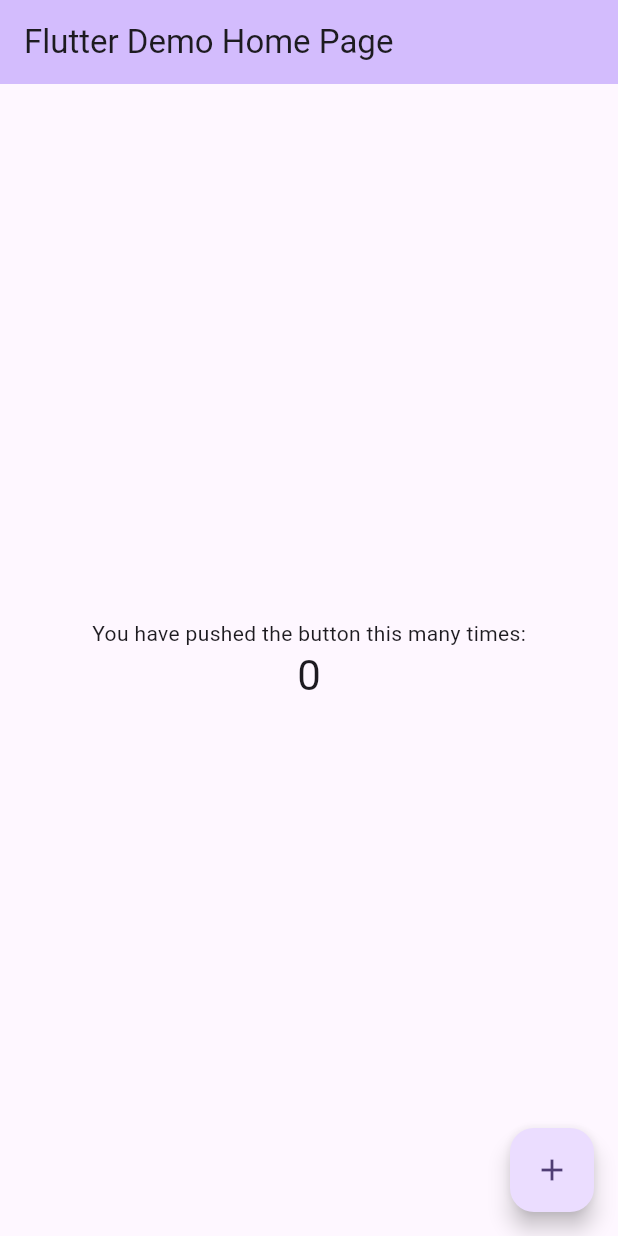
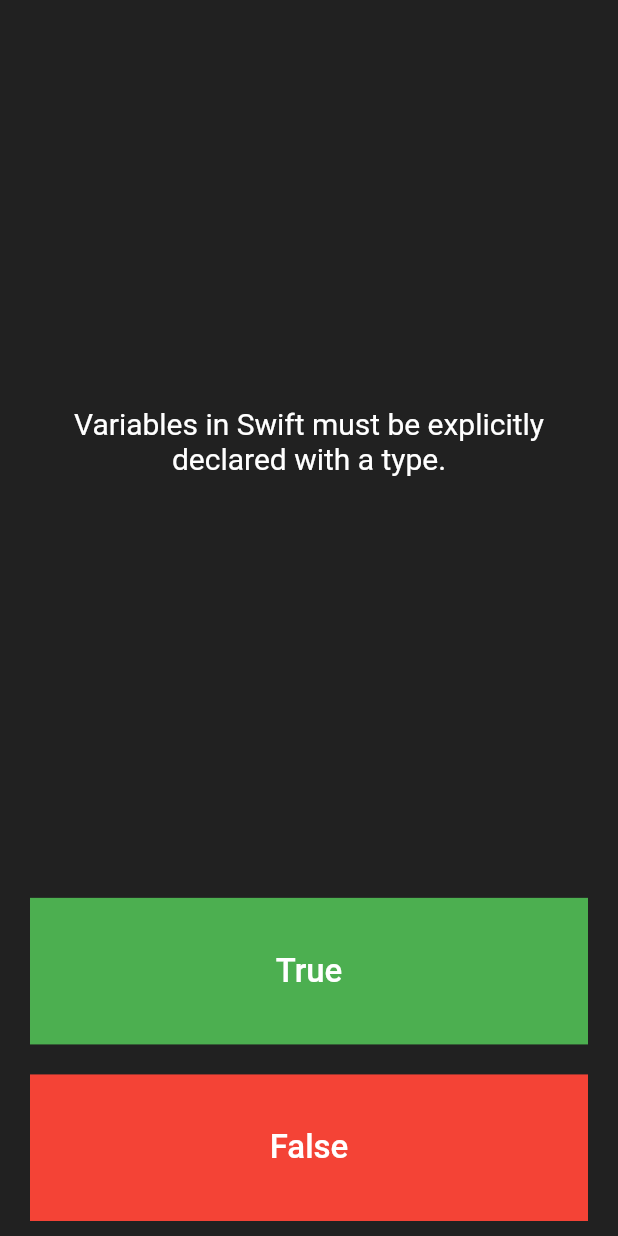
Before and after one commit to Mohan1479/true_false_iq_flutter, a Flutter app: the screen it shows after launch, on a phone screen of 412 x 824 dp. Run offline on Flutter 3.47's test engine with Material 2 defaults, Android fonts, the phone set to English and light mode, and no system bars; our stand-ins replace rflutter_alert.

Commit message:
Phase 1
Added Quizz_Brain as a manager.
Question Model.
Making question bank private to manager.
Added rflutter_alert dependency

```diff
--- /dev/null
+++ b/lib/Question.dart
@@ -0,0 +1,6 @@
+class Question {
+  String questionText;
+  bool answer;
+
+  Question(this.questionText, this.answer);
+}
--- /dev/null
+++ b/lib/Quizz_Brain.dart
@@ -0,0 +1,47 @@
+import 'Question.dart';
+
+class Quizz_Brain {
+  int _questionNumber = 0;
+  final List<Question> _questionBank = [
+    Question(
+        'Variables in Swift must be explicitly declared with a type.', true),
+    Question('Swift is a statically-typed programming language.', true),
+    Question('Swift supports multiple inheritance.', false),
+    Question('Swift is an open-source programming language.', true),
+    Question(
+        'Optionals in Swift allow variables to hold either a value or nil.',
+        true),
+    Question('Swift uses automatic reference counting (ARC) to manage memory.',
+        true),
+    Question('Swift supports operator overloading.', true),
+    Question(
+        'Swift uses semicolons at the end of each line, similar to languages like C or Java.',
+        false),
+    Question('Swift\'s switch statement supports pattern matching.', true),
+    Question(
+        'Swift provides built-in support for functional programming concepts like map, filter, and reduce.',
+        true)
+  ];
+
+  void nextQuestion() {
+    if (_questionNumber < _questionBank.length - 1) {
+      _questionNumber++;
+    }
+  }
+
+  String getQuestionText() {
+    return _questionBank[_questionNumber].questionText;
+  }
+
+  bool getQuestionAnswer() {
+    return _questionBank[_questionNumber].answer;
+  }
+
+  bool isFinished() {
+    return (_questionNumber < _questionBank.length - 1) ? false : true;
+  }
+
+  void resetQuestionBank() {
+    _questionNumber = 0;
+  }
+}
--- a/lib/main.dart
+++ b/lib/main.dart
@@ -1,125 +1,127 @@
 import 'package:flutter/material.dart';
+import 'Quizz_Brain.dart';
+import 'package:rflutter_alert/rflutter_alert.dart';
+
+Quizz_Brain quizz_brain = Quizz_Brain();
 
 void main() {
   runApp(const MyApp());
 }
 
 class MyApp extends StatelessWidget {
-  const MyApp({super.key});
+  const MyApp({Key? key}) : super(key: key);
 
-  // This widget is the root of your application.
   @override
   Widget build(BuildContext context) {
     return MaterialApp(
-      title: 'Flutter Demo',
-      theme: ThemeData(
-        // This is the theme of your application.
-        //
-        // TRY THIS: Try running your application with "flutter run". You'll see
-        // the application has a blue toolbar. Then, without quitting the app,
-        // try changing the seedColor in the colorScheme below to Colors.green
-        // and then invoke "hot reload" (save your changes or press the "hot
-        // reload" button in a Flutter-supported IDE, or press "r" if you used
-        // the command line to start the app).
-        //
-        // Notice that the counter didn't reset back to zero; the application
-        // state is not lost during the reload. To reset the state, use hot
-        // restart instead.
-        //
-        // This works for code too, not just values: Most code changes can be
-        // tested with just a hot reload.
-        colorScheme: ColorScheme.fromSeed(seedColor: Colors.deepPurple),
-        useMaterial3: true,
+      home: Scaffold(
+        backgroundColor: Colors.grey.shade900,
+        body: SafeArea(
+          child: Padding(
+            padding: EdgeInsets.symmetric(horizontal: 10.0),
+            child: QuizPage(),
+          ),
+        ),
       ),
-      home: const MyHomePage(title: 'Flutter Demo Home Page'),
     );
   }
 }
 
-class MyHomePage extends StatefulWidget {
-  const MyHomePage({super.key, required this.title});
-
-  // This widget is the home page of your application. It is stateful, meaning
-  // that it has a State object (defined below) that contains fields that affect
-  // how it looks.
-
-  // This class is the configuration for the state. It holds the values (in this
-  // case the title) provided by the parent (in this case the App widget) and
-  // used by the build method of the State. Fields in a Widget subclass are
-  // always marked "final".
-
-  final String title;
+class QuizPage extends StatefulWidget {
+  QuizPage({Key? key}) : super(key: key);
 
   @override
-  State<MyHomePage> createState() => _MyHomePageState();
+  State<QuizPage> createState() => _QuizPageState();
 }
 
-class _MyHomePageState extends State<MyHomePage> {
-  int _counter = 0;
+class _QuizPageState extends State<QuizPage> {
+  List<Icon> scoreKeeper = [];
 
-  void _incrementCounter() {
-    setState(() {
-      // This call to setState tells the Flutter framework that something has
-      // changed in this State, which causes it to rerun the build method below
-      // so that the display can reflect the updated values. If we changed
-      // _counter without calling setState(), then the build method would not be
-      // called again, and so nothing would appear to happen.
-      _counter++;
-    });
+  void checkAnswer(bool userPickedAnswer) {
+    bool correctAnswer = quizz_brain.getQuestionAnswer();
+
+    if (quizz_brain.isFinished()) {
+      Alert(
+              context: context,
+              title: "Completed",
+              desc: "The Quizz is completed")
+          .show();
+      setState(() {
+        scoreKeeper = [];
+        quizz_brain.resetQuestionBank();
+      });
+    } else {
+      setState(() {
+        if (userPickedAnswer == correctAnswer) {
+          scoreKeeper.add(Icon(
+            Icons.check,
+            color: Colors.green,
+          ));
+        } else {
+          scoreKeeper.add(Icon(
+            Icons.close,
+            color: Colors.red,
+          ));
+        }
+        quizz_brain.nextQuestion();
+      });
+    }
   }
 
   @override
   Widget build(BuildContext context) {
-    // This method is rerun every time setState is called, for instance as done
-    // by the _incrementCounter method above.
-    //
-    // The Flutter framework has been optimized to make rerunning build methods
-    // fast, so that you can just rebuild anything that needs updating rather
-    // than having to individually change instances of widgets.
-    return Scaffold(
-      appBar: AppBar(
-        // TRY THIS: Try changing the color here to a specific color (to
-        // Colors.amber, perhaps?) and trigger a hot reload to see the AppBar
-        // change color while the other colors stay the same.
-        backgroundColor: Theme.of(context).colorScheme.inversePrimary,
-        // Here we take the value from the MyHomePage object that was created by
-        // the App.build method, and use it to set our appbar title.
-        title: Text(widget.title),
-      ),
-      body: Center(
-        // Center is a layout widget. It takes a single child and positions it
-        // in the middle of the parent.
-        child: Column(
-          // Column is also a layout widget. It takes a list of children and
-          // arranges them vertically. By default, it sizes itself to fit its
-          // children horizontally, and tries to be as tall as its parent.
-          //
-          // Column has various properties to control how it sizes itself and
-          // how it positions its children. Here we use mainAxisAlignment to
-          // center the children vertically; the main axis here is the vertical
-          // axis because Columns are vertical (the cross axis would be
-          // horizontal).
-          //
-          // TRY THIS: Invoke "debug painting" (choose the "Toggle Debug Paint"
-          // action in the IDE, or press "p" in the console), to see the
-          // wireframe for each widget.
-          mainAxisAlignment: MainAxisAlignment.center,
-          children: <Widget>[
-            const Text(
-              'You have pushed the button this many times:',
+    return Column(
+      crossAxisAlignment: CrossAxisAlignment.stretch,
+      children: [
+        Expanded(
+          flex: 5,
+          child: Padding(
+            padding: const EdgeInsets.all(10.0),
+            child: Center(
+              child: Text(
+                quizz_brain.getQuestionText(),
+                textAlign: TextAlign.center,
+                style: TextStyle(color: Colors.white, fontSize: 20.0),
+              ),
             ),
-            Text(
-              '$_counter',
-              style: Theme.of(context).textTheme.headlineMedium,
+          ),
+        ),
+        Expanded(
+          child: Container(
+            padding: EdgeInsets.all(15.0),
+            margin: EdgeInsets.all(10.0),
+            color: Colors.green,
+            child: TextButton(
+              onPressed: () {
+                checkAnswer(true);
+              },
+              child: Text(
+                'True',
+                style: TextStyle(color: Colors.white, fontSize: 22.0),
+              ),
             ),
-          ],
+          ),
         ),
-      ),
-      floatingActionButton: FloatingActionButton(
-        onPressed: _incrementCounter,
-        tooltip: 'Increment',
-        child: const Icon(Icons.add),
-      ), // This trailing comma makes auto-formatting nicer for build methods.
+        Expanded(
+          child: Container(
+            padding: EdgeInsets.all(15.0),
+            margin: EdgeInsets.all(10.0),
+            color: Colors.red,
+            child: TextButton(
+              onPressed: () {
+                checkAnswer(false);
+              },
+              child: Text(
+                'False',
+                style: TextStyle(color: Colors.white, fontSize: 22.0),
+              ),
+            ),
+          ),
+        ),
+        Row(
+          children: scoreKeeper,
+        )
+      ],
     );
   }
 }
--- a/pubspec.yaml
+++ b/pubspec.yaml
@@ -35,6 +35,7 @@
   # The following adds the Cupertino Icons font to your application.
   # Use with the CupertinoIcons class for iOS style icons.
   cupertino_icons: ^1.0.2
+  rflutter_alert: ^2.0.6
 
 dev_dependencies:
   flutter_test:
```
Also changed, not shown: pubspec.lock.
